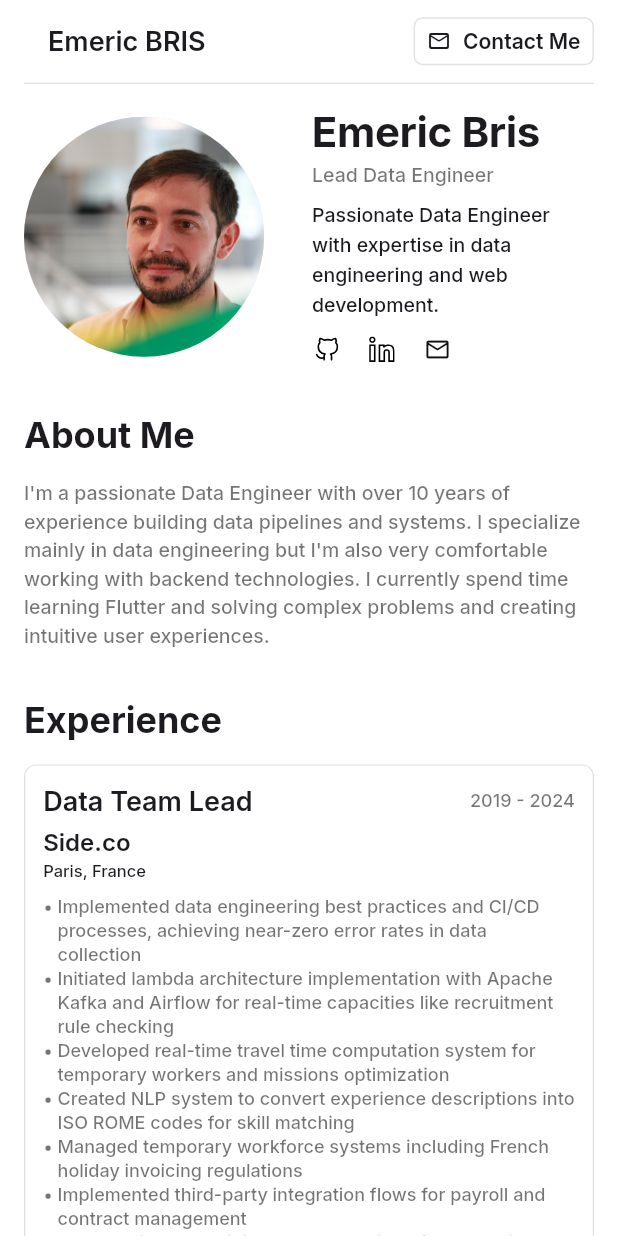
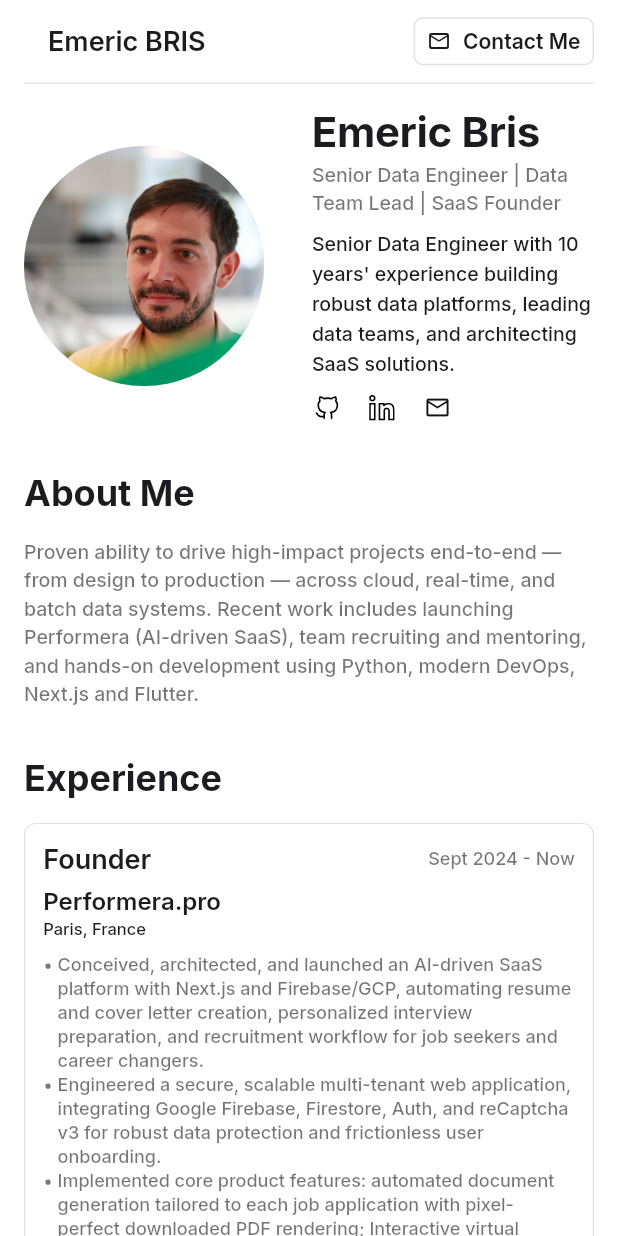
Before and after one commit to kristaloverbeer/bris_emeric, a Flutter app: the screen it shows after launch, on a phone screen of 412 x 824 dp. Run offline on Flutter 3.47's test engine with Material 3 defaults, Android fonts, the phone set to English and light mode, and no system bars; our stand-ins replace flutter_riverpod, flutter_svg, google_fonts, responsive_framework, riverpod_annotation; generated files the repository leaves out were written again.

Commit message:
Update resume data

```diff
--- a/lib/data/sources/resume_data.dart
+++ b/lib/data/sources/resume_data.dart
@@ -8,14 +8,15 @@ class ResumeData {
   // Personal Information
   static const Profile personalInfo = Profile(
     name: 'Emeric Bris',
-    title: 'Lead Data Engineer',
+    title: 'Senior Data Engineer | Data Team Lead | SaaS Founder',
     location: 'Paris, France',
-    email: 'brisemeric.pro@gmail.com',
-    summary: 'Passionate Data Engineer with expertise in data engineering and web development.',
+    email: 'brisemeric@gmail.com',
+    summary:
+        "Senior Data Engineer with 10 years' experience building robust data platforms, leading data teams, and architecting SaaS solutions.",
     about:
-        "I'm a passionate Data Engineer with over 10 years of experience building data pipelines and systems. I specialize mainly in data engineering but I'm also very comfortable working with backend technologies. I currently spend time learning Flutter and solving complex problems and creating intuitive user experiences.",
+        'Proven ability to drive high-impact projects end-to-end — from design to production — across cloud, real-time, and batch data systems. Recent work includes launching Performera (AI-driven SaaS), team recruiting and mentoring, and hands-on development using Python, modern DevOps, Next.js and Flutter.',
     socialLinks: {
-      'LinkedIn': 'https://www.linkedin.com/in/emeric-bris/',
+      'LinkedIn': 'https://www.linkedin.com/in/emeric-bris',
       'GitHub': 'https://github.com/kristaloverbeer',
     },
   );
@@ -23,31 +24,41 @@ class ResumeData {
   // Professional Experience
   static const List<Experience> experiences = [
     Experience(
+      position: 'Founder',
+      company: 'Performera.pro',
+      period: 'Sept 2024 - Now',
+      location: 'Paris, France',
+      responsibilities: [
+        'Conceived, architected, and launched an AI-driven SaaS platform with Next.js and Firebase/GCP, automating resume and cover letter creation, personalized interview preparation, and recruitment workflow for job seekers and career changers.',
+        'Engineered a secure, scalable multi-tenant web application, integrating Google Firebase, Firestore, Auth, and reCaptcha v3 for robust data protection and frictionless user onboarding.',
+        'Implemented core product features: automated document generation tailored to each job application with pixel-perfect downloaded PDF rendering; Interactive virtual interview coaching with real-time response feedback; Intelligent FAQ and skill-highlighting tools for recruitment success.',
+      ],
+      technologies: ['Next.js', 'GCP', 'Entrepreneurship', 'Artificial Intelligence'],
+    ),
+    Experience(
       position: 'Data Team Lead',
       company: 'Side.co',
-      period: '2019 - 2024',
+      period: 'Oct 2019 -  Aug 2024',
       location: 'Paris, France',
       responsibilities: [
-        'Implemented data engineering best practices and CI/CD processes, achieving near-zero error rates in data collection',
-        'Initiated lambda architecture implementation with Apache Kafka and Airflow for real-time capacities like recruitment rule checking',
-        'Developed real-time travel time computation system for temporary workers and missions optimization',
-        'Created NLP system to convert experience descriptions into ISO ROME codes for skill matching',
-        'Managed temporary workforce systems including French holiday invoicing regulations',
-        'Implemented third-party integration flows for payroll and contract management',
-        'Led recruitment, training, and mentoring of Data Engineers and Data Analysts',
+        'Built and led a high-performing data team: recruited and mentored engineers/analysts, standardized onboarding and role expectations, and developed long-term career progressions—empowering fast integration and high-impact delivery.',
+        'Designed and delivered scalable data pipelines and warehouse infrastructure, integrating ELT/analytics with real-time architecture (Airflow, Kafka, dbt) and launching self-service BI. Achieved a reduction in daily pipeline errors from 50 to 1, with transparent reporting and greater reliability for all stakeholders.',
+        'Established robust CI/CD workflows, rebuilt local dev setups, and launched reverse-ETL and analytics microservices, boosting team efficiency and extending business value.',
+        'Led the end-to-end development and migration of payroll automation systems, enabling automated declaration for 25,000+ temp workers and over 5,000 payslips monthly with minimal manual effort from operational teams.',
+        "Spearheaded transformation of the job posting system by integrating the French ROME classification, expanding from 20 to 3,000 possible job titles, and built a resume analyzer leveraging NLP to match temp workers' prior experience with mission requirements—streamlining recruitment and saving time across product and operations.",
+        'Implemented a real-time legal compliance engine and automated contract management, drastically reducing non-compliant hirings and saving hours weekly for operations through robust rule checks on internal tools.',
       ],
       technologies: ['Python', 'Apache Kafka', 'Airflow', 'NLP'],
     ),
     Experience(
       position: 'Data Engineer',
       company: 'Kpler',
-      period: '2018 - 2019',
+      period: 'May 2018 - Oct 2019',
       location: 'Paris, France',
       responsibilities: [
-        'Designed high-performance data pipelines and APIs using Python, Scala, and Elasticsearch',
-        'Led platform migration project consolidating multiple codebases using Python, PostgreSQL, and Ansible',
-        'Developed generic CRUD APIs with Python, Flask, and SQLAlchemy for business analyst autonomy',
-        'Built real-time data aggregation system for front-end applications and report generation',
+        'Designed, optimized, and maintained high-performance ETL pipelines and APIs using Python, Scala, Elasticsearch, PostgreSQL, and NoSQL — delivering highly aggregated data and actionable commodity intelligence to clients and front-end applications.',
+        'Led the migration and consolidation of multiple data platforms and codebases into a unified infrastructure, enabling scalable integration of disparate data sources through Python and Ansible automation.',
+        'Established generic CRUD APIs exposed through internal tools empowering business analysts with self-service autonomy and fostering operational efficiency.',
       ],
       technologies: [
         'Python',
@@ -61,15 +72,14 @@ class ResumeData {
       ],
     ),
     Experience(
-      position: 'DevOps Engineer',
+      position: 'Software Engineer',
       company: 'Tiime',
-      period: '2017 - 2018',
+      period: 'Jul 2017 - May 2018',
       location: 'Paris, France',
       responsibilities: [
-        'Set up internal and AWS infrastructure for testing and CI/CD, implementing development best practices',
-        'Developed automatic bank transaction labeling system with real-time and batch processing capabilities',
-        'Created internal web interface for manual review of low-confidence results',
-        'Trained developers on Python, development best practices, and TDD',
+        'Refactored and optimized legacy data science infrastructure, revamping Docker-based deployments to create lean, reliable, and resource-efficient environments for machine learning models.',
+        'Engineered and delivered first backend microservices, applying DDD and TDD practices to build robust banking transaction processing, labelization, and categorization pipelines—seamlessly integrating improved data science services.',
+        'Developed an interactive internal tool for accountants to audit and correct banking transaction labels, enabling direct feedback on machine learning categorization and accelerating improvements to automation accuracy.',
       ],
       technologies: [
         'Python',
@@ -85,12 +95,12 @@ class ResumeData {
     Experience(
       position: 'Data Engineer',
       company: 'SoftBank Robotics Europe',
-      period: '2015 - 2017',
+      period: 'Oct 2015 - Jun 2017',
       location: 'Paris, France',
       responsibilities: [
-        'Developed data collection pipelines between various storage systems and Data Lake',
-        'Implemented automated data processing workflows with visualization capabilities',
-        'Containerized ETL solution and integrated it into CI pipeline',
+        'Established first scalable data platform, transforming scattered scripts into a centralized analytics pipeline orchestrated with Spotify Luigi, enabling reliable business and technical insights from robot telemetry.',
+        'Engineered end-to-end ETL workflows leveraging Pyspark on AWS EMR, ingesting high-volume data from Cassandra, PostgreSQL and APIs, and building a robust AWS S3 data lake in Parquet format—underpinning advanced dashboards and financial analytics.',
+        'Expanded data platform use cases from business reporting to operational analytics, enabling automated tracking of robot health (dead-on-arrival stats), repair outcomes, and deep-dive analyses like battery sizing across product versions.',
       ],
       technologies: [
         'Python',
@@ -139,26 +149,24 @@ class ResumeData {
 
   // Skills
   static const List<Skill> skills = [
-    Skill(title: 'Programming', skills: ['Python', 'SQL', 'Shell', 'Scala', 'Dart', 'Bash']),
+    Skill(title: 'Programming', skills: ['Python', 'SQL', 'Bash', 'Dart', 'TypeScript', 'JavaScript']),
     Skill(
-      title: 'Frameworks',
-      skills: ['Airflow', 'Luigi', 'Spark', 'FastAPI', 'Flask', 'Django', 'AngularJS'],
+      title: 'Frameworks & Libraries',
+      skills: ['FastAPI', 'Flask', 'Airflow', 'Next.js', 'Spark', 'Kafka', 'dbt'],
     ),
     Skill(
-      title: 'Data Technologies',
-      skills: ['Apache Kafka', 'dbt', 'ETL', 'Data Warehouse', 'Data Pipeline'],
+      title: 'Cloud & DevOps',
+      skills: ['AWS', 'GCP', 'Docker', 'Gitlab', 'Ansible', 'CI/CD'],
     ),
-    Skill(title: 'Databases', skills: ['PostgreSQL', 'MongoDB', 'Elasticsearch', 'Redis', 'OLAP']),
+    Skill(title: 'Data Engineering', skills: ['ETL', 'Data Modeling', 'Data Warehousing', 'Data Quality Management', 'Lambda architecture', 'Real-time processing', 'Batch processing', 'NoSQL']),
     Skill(
-      title: 'DevOps',
-      skills: ['Git', 'Docker', 'Kubernetes', 'Ansible', 'Terraform', 'CI/CD', 'Vagrant', 'AWS'],
+      title: 'Visualization',
+      skills: ['Looker', 'Grafana', 'Metabase'],
     ),
-    Skill(title: 'Cloud', skills: ['AWS', 'Google Cloud']),
-    Skill(title: 'Monitoring & Visualization', skills: ['Looker', 'Metabase']),
-    Skill(title: 'Project Tools', skills: ['GitLab', 'Slack', 'Notion', 'Jira']),
+    Skill(title: 'Product & Project Management', skills: ['Agile Development', 'Stakeholder Management', 'Client communication', 'Cross-team collaboration']),
     Skill(
-      title: 'Leadership',
-      skills: ['Team Management', 'Recruitment', 'Mentoring', 'Technical Leadership', 'Training'],
+      title: 'Management',
+      skills: ['Team leadership', 'recruiting', 'onboarding', 'mentoring', 'remote teamwork'],
     ),
   ];
 
@@ -170,7 +178,18 @@ class ResumeData {
       imageUrl: 'assets/images/profile.webp',
       projectUrl: 'https://kristaloverbeer.github.io/bris_emeric',
       githubUrl: 'https://github.com/kristaloverbeer/bris_emeric',
-      technologies: ['Flutter', 'Dart', 'Firebase'],
+      technologies: ['Flutter', 'Dart', 'Riverpod', 'Firebase'],
     ),
+    Project(
+      title: 'Keep in Touch',
+      description: 'Mobile app that helps introverts keep in touch regularly with people',
+      githubUrl: 'https://github.com/kristaloverbeer/keep_in_touch',
+      technologies: ['Flutter', 'Dart', 'Riverpod', 'Hive', 'Firebase'],
+    ),
+    Project(
+      title: 'Server NAS',
+      description: 'Home server & NAS to self-host and provide services to myself, friends and family.',
+      technologies: ['TrueNAS Scale', 'Docker'],
+    )
   ];
 }
```
Also changed, not shown: pubspec.lock, 6 other files.
